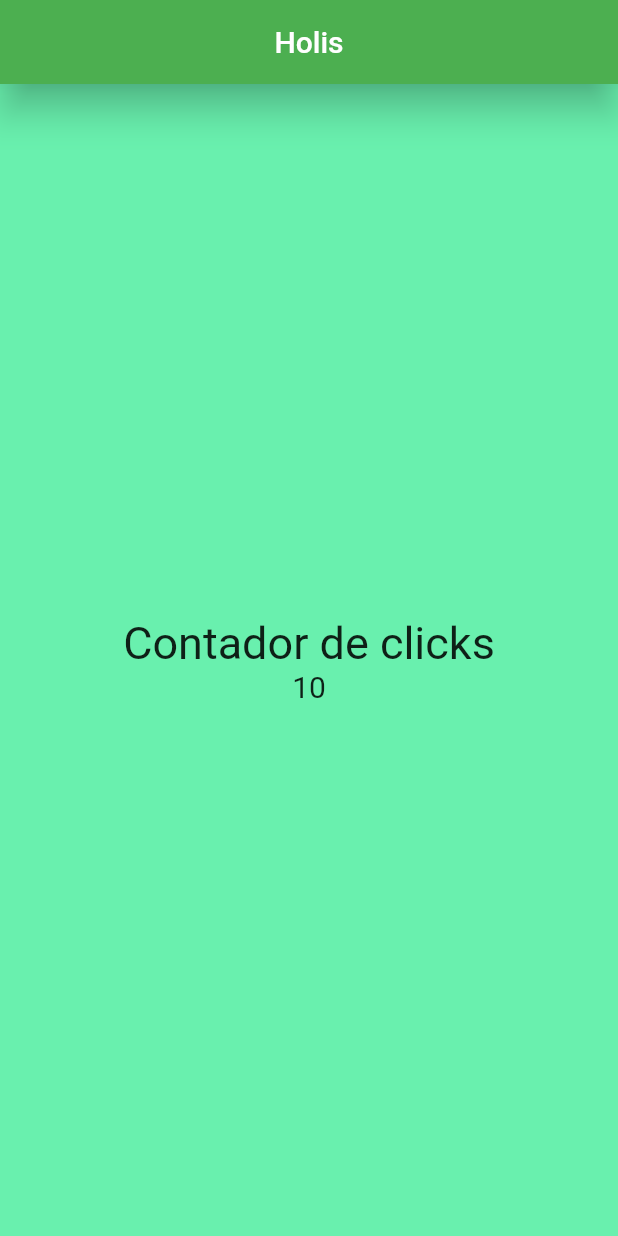
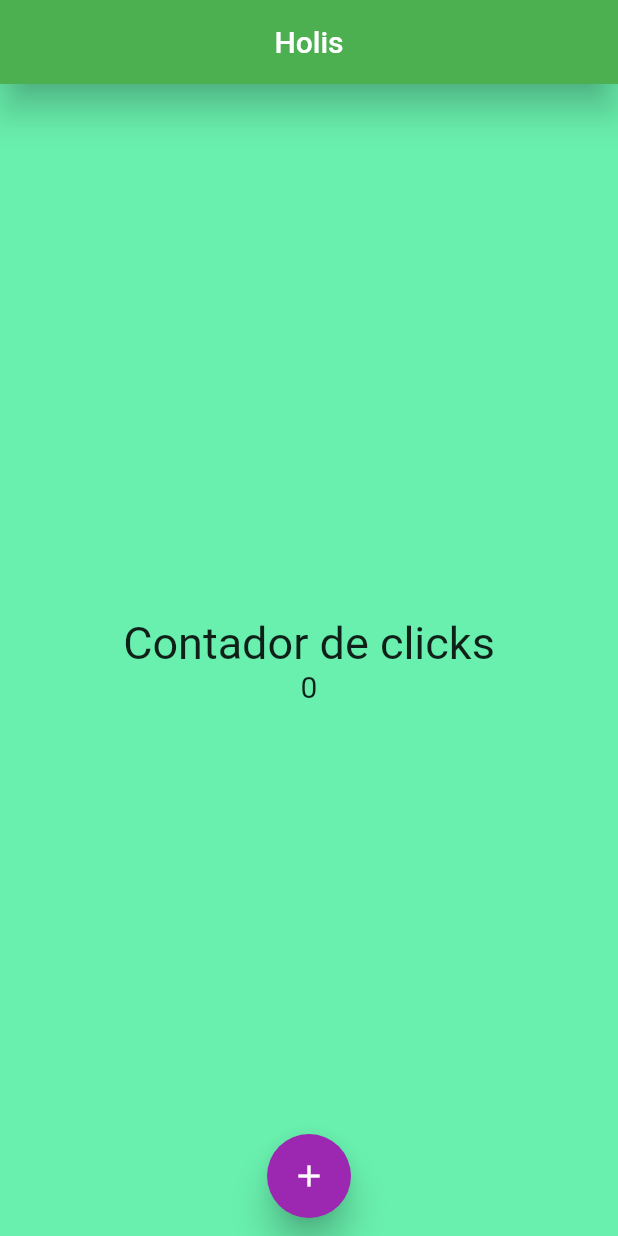
Before and after one commit to Jiaz02/Pruebas-Flutter, a Flutter app: the screen it shows after launch, on a phone screen of 412 x 824 dp. Run offline on Flutter 3.47's test engine with Material 2 defaults, Android fonts, the phone set to English and light mode, and no system bars.

Commit message:
añadimos el boton flotando

```diff
--- a/flutter_application_1/lib/screens/home_screen.dart
+++ b/flutter_application_1/lib/screens/home_screen.dart
@@ -8,6 +8,9 @@ class HomeScreen extends StatelessWidget {
     //hacemos una variable guardar el stilo
     const TextStyle fontSize30 = TextStyle(fontSize: 30);
     const TextStyle fontSize20 = TextStyle(fontSize: 20);
+
+    int num = 0;
+
     //creamos un scaffold
     return Scaffold(
       //creamos un appbar de un tamaño x
@@ -27,12 +30,25 @@ class HomeScreen extends StatelessWidget {
           mainAxisAlignment: MainAxisAlignment.center,
           //centramos la columna con CrossAxisAlignment en eje x respecto al item mas grande
           crossAxisAlignment: CrossAxisAlignment.center,
-          children: const <Widget>[
+          children: <Widget>[
             //cambiamos las propiedades del texto
-            Text('Contador de clicks', style: fontSize30),
-            Text('10', style: fontSize20)
+            const Text('Contador de clicks', style: fontSize30),
+            Text('$num', style: fontSize20)
           ],
         ),
+      ),
+      //asignamos la ubicacion del floating action button
+      floatingActionButtonLocation:
+          FloatingActionButtonLocation.miniCenterFloat,
+      //creamos el floating action button
+      floatingActionButton: FloatingActionButton(
+        backgroundColor: Colors.purple,
+        elevation: 10.0,
+        child: const Icon(Icons.add),
+        onPressed: () {
+          num++;
+          print(num);
+        },
       ),
     );
   }
```
